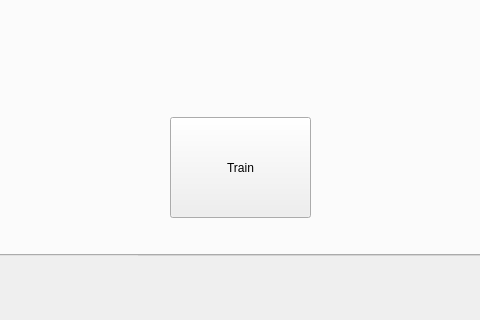
The window that ViewModule/MainWindow.ui (marcobasmaji/NeuroLab) describes before a commit, drawn with Qt 5; both pictures show x 132 to 612 and y 295 to 615 of the 1020 by 615 pixel window.
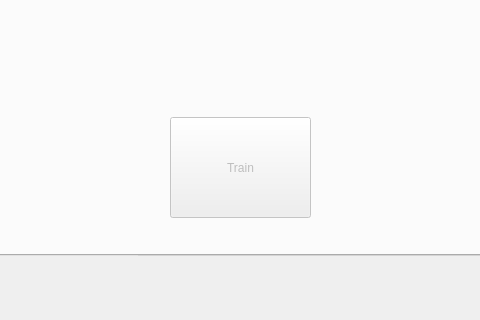
The same window after the commit. Icons and pictures are not drawn.

Commit message: minor improvements in train tab

```diff
--- a/ViewModule/MainWindow.ui
+++ b/ViewModule/MainWindow.ui
@@ -640,6 +640,9 @@
       </property>
      </widget>
      <widget class="QPushButton" name="train_button">
+      <property name="enabled">
+       <bool>false</bool>
+      </property>
       <property name="geometry">
        <rect>
         <x>230</x>
```
Left out of the diff: 2 changed lines with no effect on the pictures. The commit also changes 3 other files.
